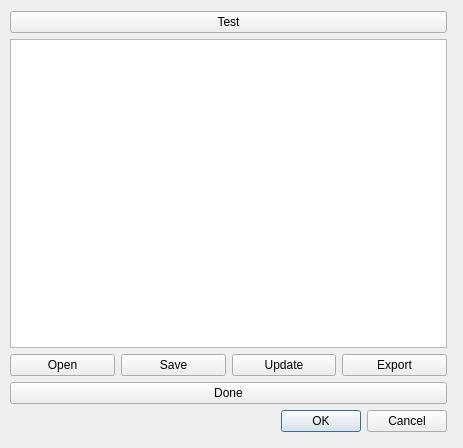
This is neurolabi/gui/zsegmentationprojectdialog.ui in janelia-flyem/NeuTu as Qt 5 draws it before an edit. The edited form follows.
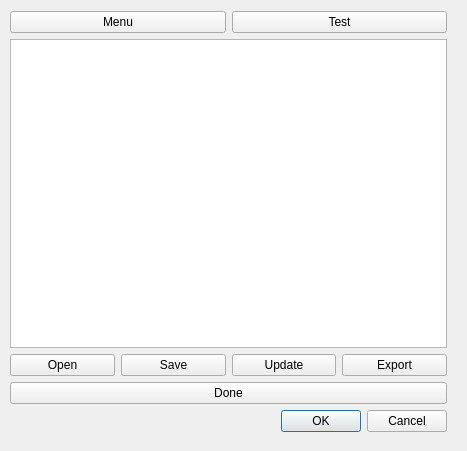
This is the edited form.

Patch:
```diff
--- a/neurolabi/gui/zsegmentationprojectdialog.ui
+++ b/neurolabi/gui/zsegmentationprojectdialog.ui
@@ -6,8 +6,8 @@
    <rect>
     <x>0</x>
     <y>0</y>
-    <width>463</width>
-    <height>448</height>
+    <width>467</width>
+    <height>451</height>
    </rect>
   </property>
   <property name="windowTitle">
@@ -24,11 +24,22 @@
    </property>
    <layout class="QVBoxLayout" name="verticalLayout">
     <item>
+     <layout class="QHBoxLayout" name="horizontalLayout_2">
+      <item>
+       <widget class="QPushButton" name="menuButton">
+        <property name="text">
+         <string>Menu</string>
+        </property>
+       </widget>
+      </item>
+      <item>
      <widget class="QPushButton" name="testPushButton">
       <property name="text">
        <string>Test</string>
       </property>
      </widget>
+      </item>
+     </layout>
     </item>
     <item>
      <widget class="QTreeView" name="treeView"/>
```
Lines whose indentation alone changed are shown as unchanged.
